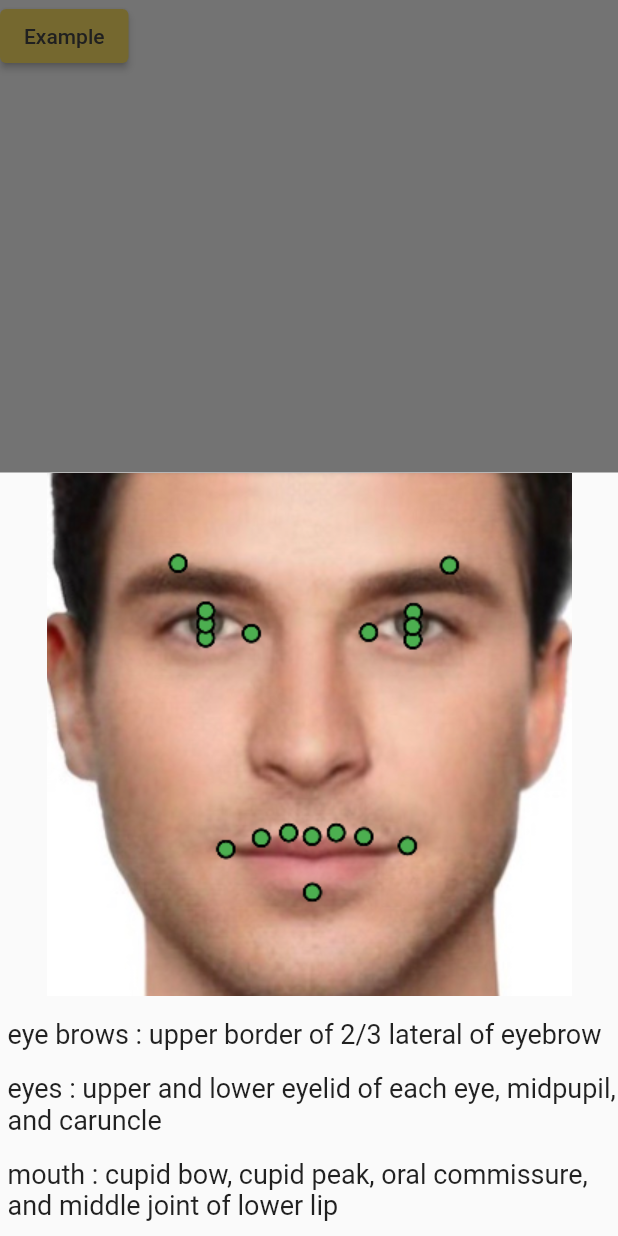
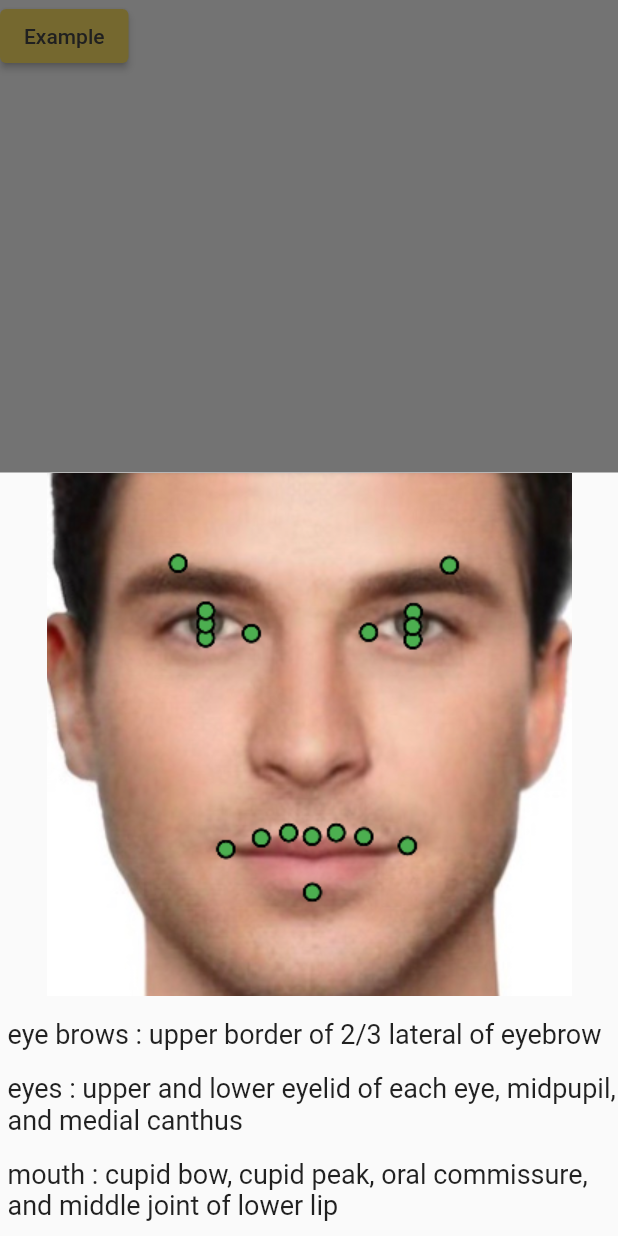
Before and after one commit to chavincc/sbfs, a Flutter app: the ShowExampleButton widget shown alone on an empty page, opened directly with empty values, after a tap on "Example", on a phone screen of 412 x 824 dp. Run offline on Flutter 3.47's test engine with Material 2 defaults, Android fonts, the phone set to English and light mode, and no system bars; our stand-ins replace camera, image_picker, open_filex, pdf.

Commit message:
edit guide description

```diff
--- a/lib/widgets/show_example_button.dart
+++ b/lib/widgets/show_example_button.dart
@@ -35,7 +35,7 @@ class ShowExampleButton extends StatelessWidget {
         'eye brows : upper border of 2/3 lateral of eyebrow',
       ),
       buildDescriptionLine(
-        'eyes : upper and lower eyelid of each eye, midpupil, and caruncle',
+        'eyes : upper and lower eyelid of each eye, midpupil, and medial canthus',
       ),
       buildDescriptionLine(
         'mouth : cupid bow, cupid peak, oral commissure, and middle joint of lower lip',
@@ -84,7 +84,7 @@ class ShowExampleButton extends StatelessWidget {
     ],
     Poses.snarl: [
       buildDescriptionLine(
-        '133, 362 on patient\'s right and left caruncle',
+        '133, 362 on patient\'s right and left medial canthus',
       ),
       buildDescriptionLine(
         '37, 267 on patient\'s right and left cupid peak',
```
